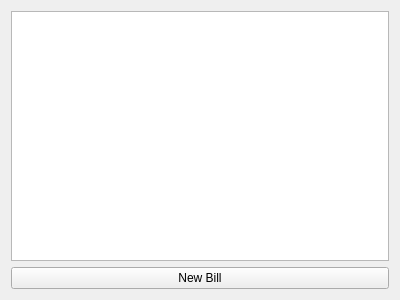
Before: the Qt Designer form Widgets/BillListWidget.ui in asynts/QtAccounting, drawn with Qt 5.
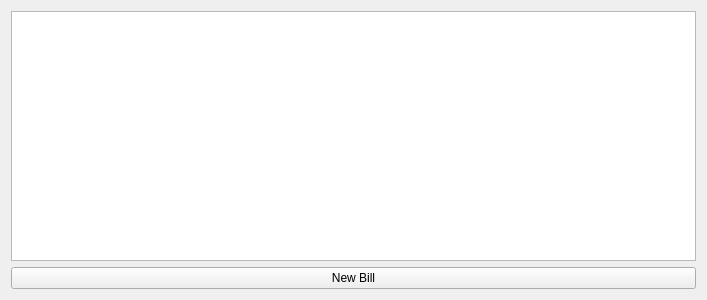
After: the same form once the commit is applied.

The edit to the form file:
```diff
--- a/Widgets/BillListWidget.ui
+++ b/Widgets/BillListWidget.ui
@@ -6,7 +6,7 @@
    <rect>
     <x>0</x>
     <y>0</y>
-    <width>400</width>
+    <width>707</width>
     <height>300</height>
    </rect>
   </property>
```
